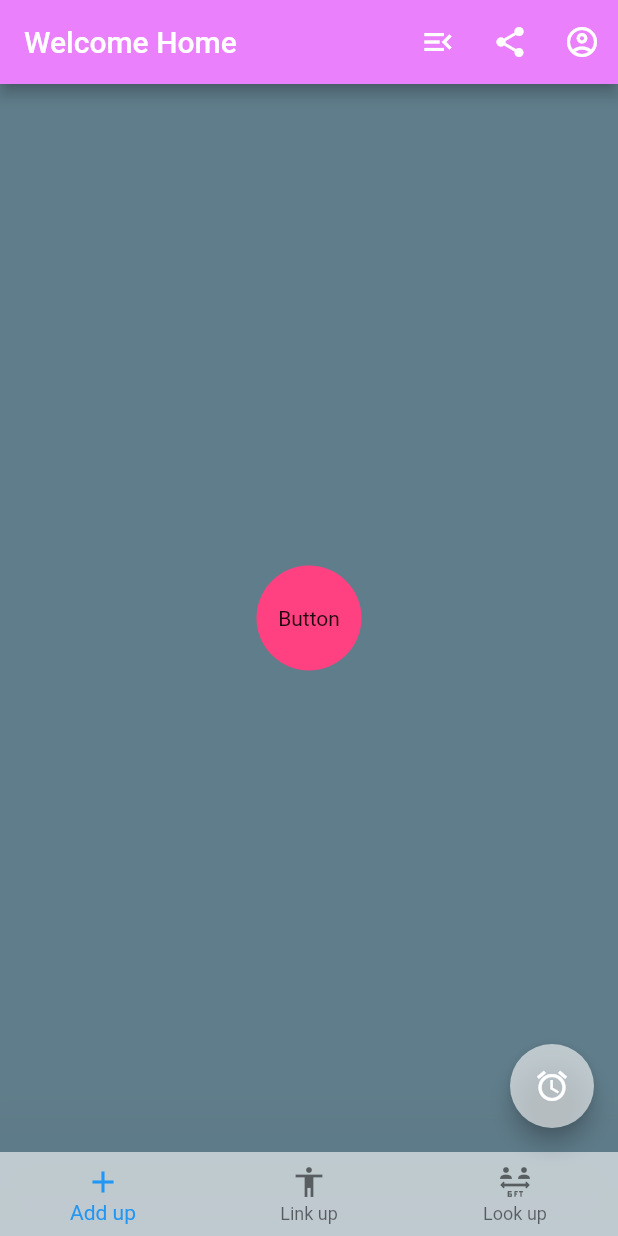
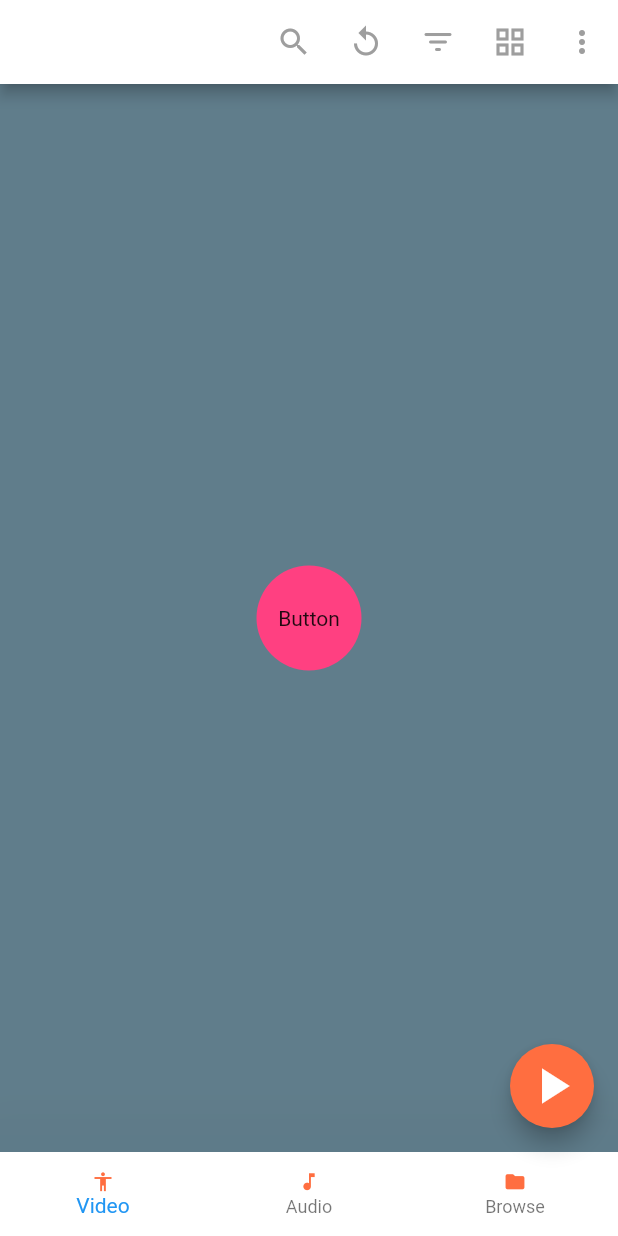
Before and after one commit to REBjr13/flutterpractice, a Flutter app: the screen it shows after launch, on a phone screen of 412 x 824 dp. Run offline on Flutter 3.47's test engine with Material 2 defaults, Android fonts, the phone set to English and light mode, and no system bars.

Commit message:
playing around

```diff
--- a/lib/ui/home..dart
+++ b/lib/ui/home..dart
@@ -1,5 +1,3 @@
-
-
 import 'package:flutter/material.dart';
 
 class ScaffoldExample extends StatelessWidget {
@@ -7,28 +5,40 @@ class ScaffoldExample extends StatelessWidget {
   Widget build(BuildContext context) {
     return Scaffold(
       appBar: AppBar(
-        title: Text("Welcome Home"),
+        title: Text("VLC"),
         actions: <Widget>[
           IconButton(
-              icon: Icon(Icons.menu_open_sharp),
+              icon: Icon(Icons.search),
+              color: Colors.grey,
               onPressed: () => debugPrint("button tapped")),
           IconButton(
-              icon: Icon(Icons.share),
+              icon: Icon(Icons.replay),
+              color: Colors.grey,
+              onPressed: () => debugPrint("button tapped")),
+          IconButton(
+              icon: Icon(Icons.filter_list_rounded),
+              color: Colors.grey,
+              onPressed: () => debugPrint("button tapped")),
+          IconButton(
+              icon: Icon(Icons.grid_view),
+              color: Colors.grey,
               onPressed: () => debugPrint("share button tapped")),
           IconButton(
-              icon: Icon(Icons.account_circle_outlined),
+              icon: Icon(Icons.more_vert),
+              color: Colors.grey,
               onPressed: () => debugPrint("account button tapped")),
         ],
         centerTitle: false,
-        backgroundColor: Colors.purpleAccent.shade100,
+        backgroundColor: Colors.white,
+    foregroundColor: Colors.lightGreenAccent,
       ),
-
       floatingActionButton: FloatingActionButton(
-
-        backgroundColor: Colors.white60,
-          child: Icon(Icons.access_alarm_outlined),
-
-          onPressed: (){
+        backgroundColor: Colors.deepOrangeAccent[200],
+        child: Icon(
+          Icons.play_arrow,
+          size: 40.0,
+        ),
+        onPressed: () {
           final snackBar = SnackBar(
             content: Text("Floating Action!"),
             backgroundColor: Colors.blue,
@@ -36,16 +46,25 @@ class ScaffoldExample extends StatelessWidget {
 
           ScaffoldMessenger.of(context).showSnackBar(snackBar);
         },
-
       ),
-
-      bottomNavigationBar: BottomNavigationBar(items: [
-        BottomNavigationBarItem(icon: Icon(Icons.add), label: "Add up" ),
-        BottomNavigationBarItem(icon: Icon(Icons.accessibility), label: "Link up"),
-        BottomNavigationBarItem(icon: Icon(Icons.six_ft_apart_rounded), label: "Look up"),
+      bottomNavigationBar: BottomNavigationBar(
+        items: [
+          BottomNavigationBarItem(
+              icon: Icon(Icons.accessibility, color: Colors.deepOrangeAccent,), label: "Video"),
+          BottomNavigationBarItem(
+              icon: Icon(Icons.music_note_sharp,  color: Colors.deepOrangeAccent,), label: "Audio"),
+          BottomNavigationBarItem(
+              icon: Icon(
+                Icons.folder_rounded,
+                color: Colors.deepOrangeAccent,
+              ),
+              label: "Browse"),
+          //BottomNavigationBarItem(icon: Icon(Icons.folder_rounded), label: "Playlists"),
+          // BottomNavigationBarItem(icon: Icon(Icons.folder_rounded), label: "More"),
         ],
-      backgroundColor: Colors.white60,
-      onTap: (int i){
+        iconSize: 15.0,
+        backgroundColor: Colors.white,
+        onTap: (int i) {
           final snackBar = SnackBar(
             content: Text("Welcome"),
             backgroundColor: Colors.blue,
@@ -55,8 +74,6 @@ class ScaffoldExample extends StatelessWidget {
 
           debugPrint("Welcome: $i");
         },
-
-
         elevation: 100.0,
       ),
       backgroundColor: Colors.blueGrey,
@@ -88,11 +105,10 @@ class ScaffoldExample extends StatelessWidget {
 }
 
 class CustomButton extends StatelessWidget {
-
   @override
   Widget build(BuildContext context) {
     return GestureDetector(
-    onTap: (){
+      onTap: () {
         final snackBar = SnackBar(
           content: Text("How are you!"),
           backgroundColor: Colors.blue,
@@ -100,9 +116,9 @@ class CustomButton extends StatelessWidget {
 
         ScaffoldMessenger.of(context).showSnackBar(snackBar);
       },
-
       child: Container(
-        height: 70, width: 70,
+        height: 70,
+        width: 70,
         alignment: AlignmentDirectional.center,
         padding: EdgeInsets.all(10.0),
         decoration: BoxDecoration(
@@ -114,7 +130,6 @@ class CustomButton extends StatelessWidget {
     );
   }
 }
-
 
 class Home extends StatelessWidget {
   @override
```
Lines whose indentation alone changed are shown as unchanged.
